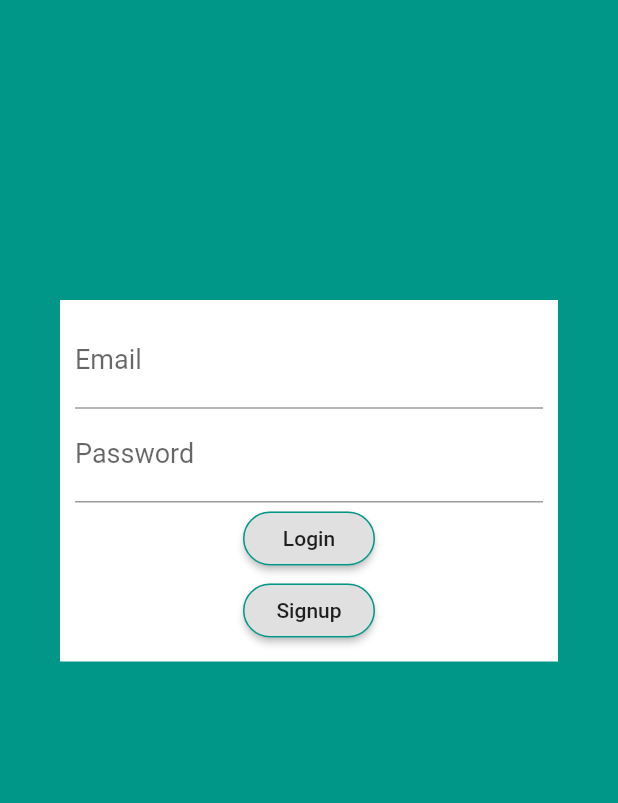
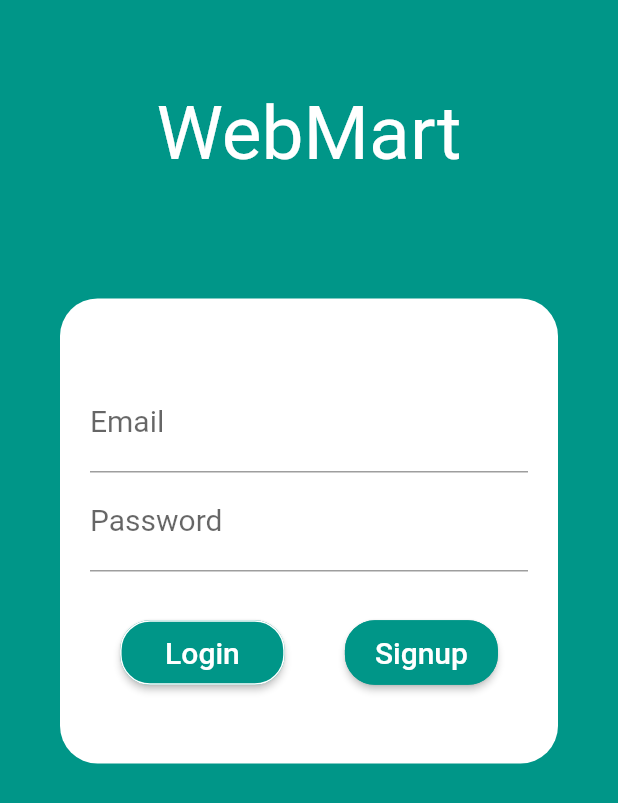
Before and after one commit to Dilshaad21/web_mart, a Flutter app: the screen it shows after launch, on a phone screen of 412 x 824 dp. Shown: the top 803 px of the screen. Run offline on Flutter 3.47's test engine with Material 2 defaults, Android fonts, the phone set to English and light mode, and no system bars; our stand-ins replace carousel_slider, flutter_rating_bar, flutter_secure_storage, google_fonts.

Commit message:
Modified Login page

```diff
--- a/lib/addProduct.dart
+++ b/lib/addProduct.dart
@@ -33,7 +33,7 @@ class _AddProductState extends State<AddProduct> {
         description: descpController.text);
 
     var object = jsonEncode(product.toMap());
-    var res = await http.post('http://a244dae0ac7b.ngrok.io/add-product',
+    var res = await http.post('http://0110ac49221d.ngrok.io/add-product',
         headers: {"Content-Type": "application/json"}, body: object);
     products.add(product.toMap());
     print(res);
--- a/lib/layout.dart
+++ b/lib/layout.dart
@@ -34,7 +34,7 @@ class LayoutState extends State<Layout> {
   }
 
   _fetchProducts() async {
-    var res = await http.get('http://a244dae0ac7b.ngrok.io/home');
+    var res = await http.get('http://0110ac49221d.ngrok.io/home');
 
     setState(() {
       products = jsonDecode(res.body);
--- a/lib/productDetails.dart
+++ b/lib/productDetails.dart
@@ -39,7 +39,7 @@ class _ProductDetailsState extends State<ProductDetails> {
       );
     });
     var response = await http.put(
-        'http://a244dae0ac7b.ngrok.io/edit-product/' + p_id,
+        'http://0110ac49221d.ngrok.io/edit-product/' + p_id,
         body: jsonEncode(newProduct.toMap()),
         headers: {"Content-Type": "application/json"});
     print(response.body);
--- a/lib/userAuth.dart
+++ b/lib/userAuth.dart
@@ -1,4 +1,6 @@
 import 'dart:convert';
+
+import 'package:google_fonts/google_fonts.dart';
 
 import './layout.dart';
 import 'package:flutter/material.dart';
@@ -21,7 +23,7 @@ class _UserAuthState extends State<UserAuth> {
       'email': email,
       'password': password,
     };
-    var res = await http.post('http://a244dae0ac7b.ngrok.io/login',
+    var res = await http.post('http://0110ac49221d.ngrok.io/login',
         body: jsonEncode(user), headers: {"Content-Type": "application/json"});
     if (res.statusCode == 200)
       return res.body;
@@ -35,7 +37,7 @@ class _UserAuthState extends State<UserAuth> {
       'password': password,
     };
     print(user);
-    var res = await http.post('http://a244dae0ac7b.ngrok.io/signup',
+    var res = await http.post('http://0110ac49221d.ngrok.io/signup',
         body: jsonEncode(user), headers: {"Content-Type": "application/json"});
     return res.statusCode;
   }
@@ -45,40 +47,70 @@ class _UserAuthState extends State<UserAuth> {
     return Scaffold(
       body: Container(
         child: SingleChildScrollView(
-          child: Container(
+          child: Column(
+            children: <Widget>[
+              Container(
+                child: Text(
+                  'WebMart',
+                  style: GoogleFonts.kronaOne(
+                    fontSize: 50,
+                    color: Colors.white,
+                  ),
+                ),
+                margin: EdgeInsets.fromLTRB(0, 60, 0, 0),
+              ),
+              Container(
                 child: Column(
                   children: <Widget>[
                     TextField(
                       decoration: InputDecoration(labelText: 'Email'),
-                  style: TextStyle(fontSize: 18),
+                      style: TextStyle(fontSize: 20),
                       controller: _emailController,
                     ),
                     TextField(
                       decoration: InputDecoration(labelText: 'Password'),
-                  style: TextStyle(fontSize: 18),
+                      style: TextStyle(fontSize: 20),
                       controller: _passwordController,
+                      obscureText: true,
                     ),
+                    Container(
+                      height: 30,
+                    ),
+                    Row(
+                      children: <Widget>[
                         RaisedButton(
-                  child: Text('Login'),
+                          child: Text(
+                            'Login',
+                            style: TextStyle(fontSize: 20, color: Colors.white),
+                          ),
+                          color: Colors.teal,
+                          padding: EdgeInsets.fromLTRB(30, 10, 30, 10),
                           onPressed: () async {
-                    var jwt = await attemptLogIn(this._emailController.text,
+                            var jwt = await attemptLogIn(
+                                this._emailController.text,
                                 this._passwordController.text);
                             if (jwt != null) {
                               storage.write(key: "jwt", value: jwt);
                               Navigator.push(
                                   context,
                                   MaterialPageRoute(
-                              builder: (context) => Layout.fromBase64(jwt)));
+                                      builder: (context) =>
+                                          Layout.fromBase64(jwt)));
                             } else {
                               print("No such account exists");
                             }
                           },
                           shape: RoundedRectangleBorder(
-                      borderRadius: BorderRadius.circular(18.0),
-                      side: BorderSide(color: Colors.teal)),
+                              borderRadius: BorderRadius.circular(20),
+                              side: BorderSide(color: Colors.white)),
                         ),
                         RaisedButton(
-                  child: Text('Signup'),
+                          child: Text(
+                            'Signup',
+                            style: TextStyle(fontSize: 20, color: Colors.white),
+                          ),
+                          color: Colors.teal,
+                          padding: EdgeInsets.fromLTRB(20, 10, 20, 10),
                           onPressed: () async {
                             var resStatusCode = await attemptSignup(
                                 this._emailController.text,
@@ -92,14 +124,22 @@ class _UserAuthState extends State<UserAuth> {
                             }
                           },
                           shape: RoundedRectangleBorder(
-                      borderRadius: BorderRadius.circular(18.0),
+                              borderRadius: BorderRadius.circular(20.0),
                               side: BorderSide(color: Colors.teal)),
                         ),
                       ],
+                      mainAxisAlignment: MainAxisAlignment.spaceAround,
+                    )
+                  ],
                 ),
-            padding: EdgeInsets.fromLTRB(10, 10, 10, 10),
+                padding: EdgeInsets.fromLTRB(20, 50, 20, 50),
+                margin: EdgeInsets.fromLTRB(40, 80, 40, 80),
+                decoration: BoxDecoration(
                     color: Colors.white,
-            margin: EdgeInsets.fromLTRB(40, 200, 40, 200),
+                    shape: BoxShape.rectangle,
+                    borderRadius: BorderRadius.all(Radius.circular(25.0))),
+              ),
+            ],
           ),
         ),
         height: double.infinity,
--- a/pubspec.yaml
+++ b/pubspec.yaml
@@ -19,6 +19,7 @@ environment:
 dependencies:
   flutter_rating_bar: ^3.0.1+1
   carousel_slider: ^2.0.0
+  google_fonts: ^1.1.0
   flutter_secure_storage: ^3.3.3
   http: ^0.12.0+4
   flutter:
```
Also changed, not shown: pubspec.lock. Lines whose indentation alone changed are shown as unchanged.
